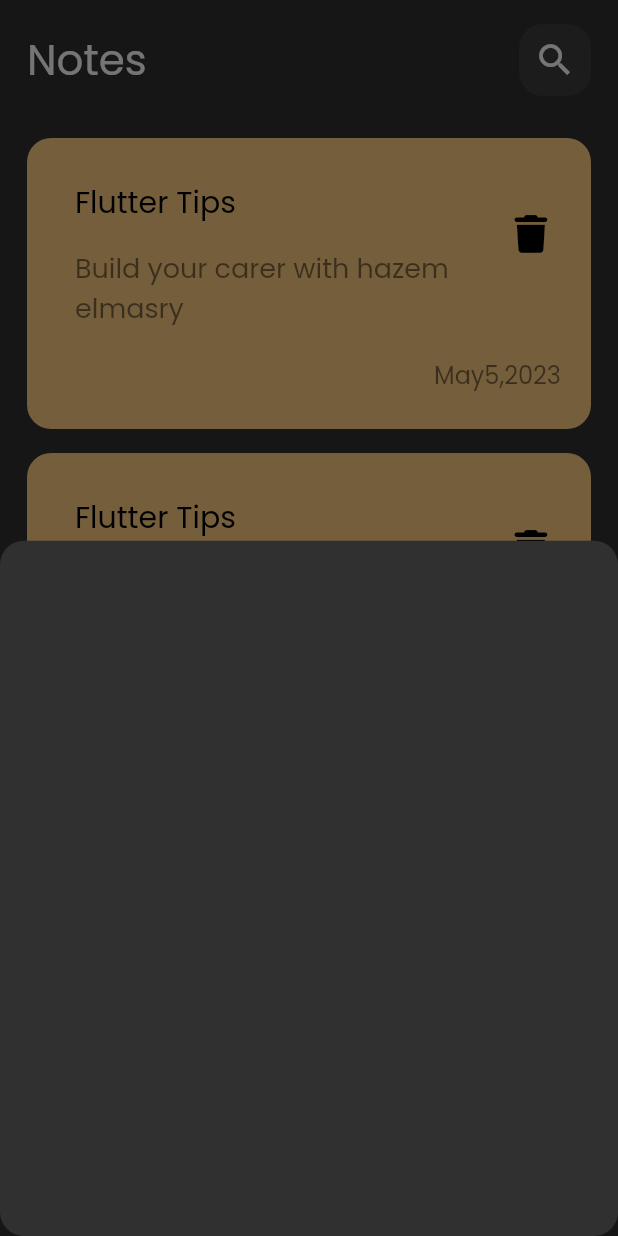
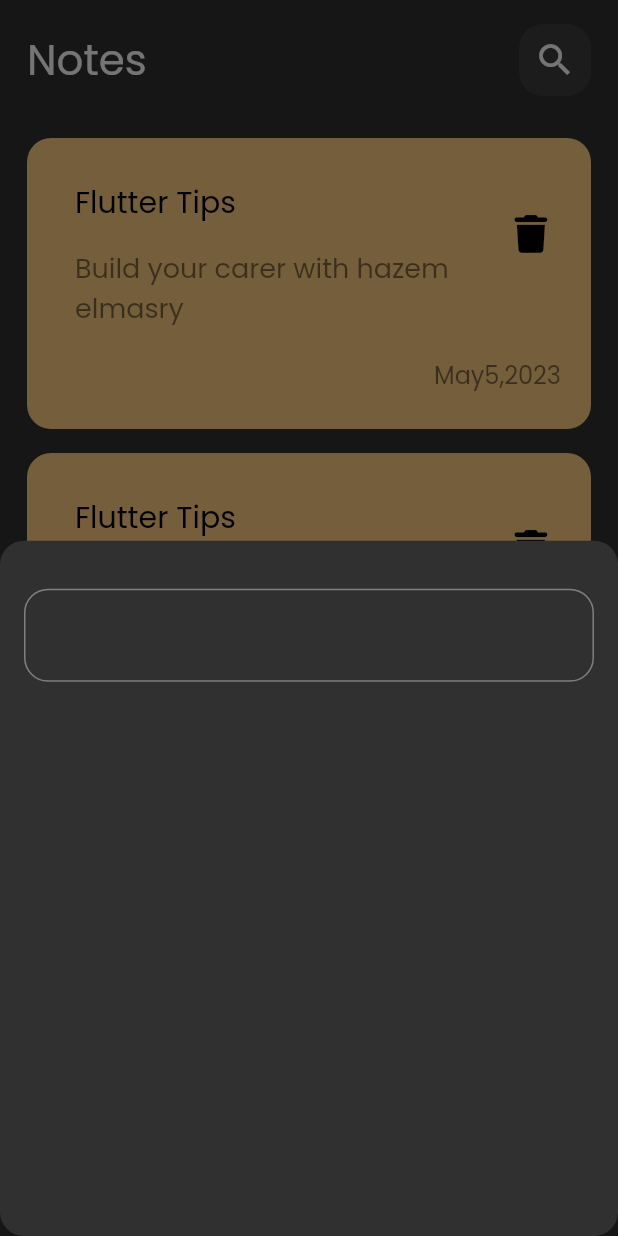
Before and after one commit to HazemEl-masry/note_app, a Flutter app: the screen it shows after launch, after a tap on the "add" icon, on a phone screen of 412 x 824 dp. Run offline on Flutter 3.47's test engine with Material 2 defaults, Android fonts, the phone set to English and light mode, and no system bars; our stand-ins replace font_awesome_flutter.

Commit message:
bottom sheet shape

```diff
--- a/lib/widgets/add_note_bottom_sheet.dart
+++ b/lib/widgets/add_note_bottom_sheet.dart
@@ -1,10 +1,22 @@
 import 'package:flutter/material.dart';
+import 'package:note_app/widgets/custom_text_field.dart';
 
 class AddNotaBottomSheet extends StatelessWidget {
   const AddNotaBottomSheet({Key? key}) : super(key: key);
 
   @override
   Widget build(BuildContext context) {
-    return Container();
+    return Padding(
+      padding: const EdgeInsets.only(
+        top: 32.0,
+        right: 16.0,
+        left: 16.0
+      ),
+      child: Column(
+        children: const [
+          CustomTextField()
+        ],
+      ),
+    );
   }
 }
--- /dev/null
+++ b/lib/widgets/custom_text_field.dart
@@ -0,0 +1,16 @@
+import 'package:flutter/material.dart';
+
+class CustomTextField extends StatelessWidget {
+  const CustomTextField({Key? key}) : super(key: key);
+
+  @override
+  Widget build(BuildContext context) {
+    return TextField(
+      decoration: InputDecoration(
+        border: OutlineInputBorder(
+            borderRadius: BorderRadius.circular(16.0),
+        )
+      ),
+    );
+  }
+}
```
